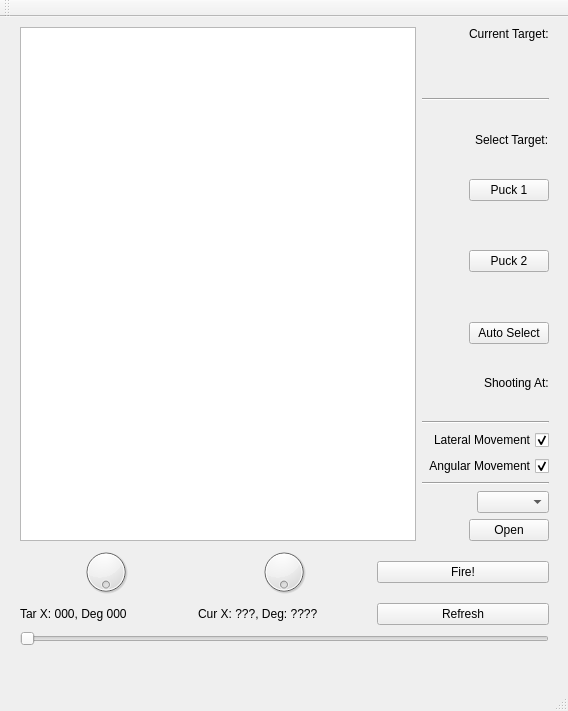
This is gameplay/gameplay/mainwindow.ui in montaguk/crossfire as Qt 5 draws it before an edit. The edited form follows.
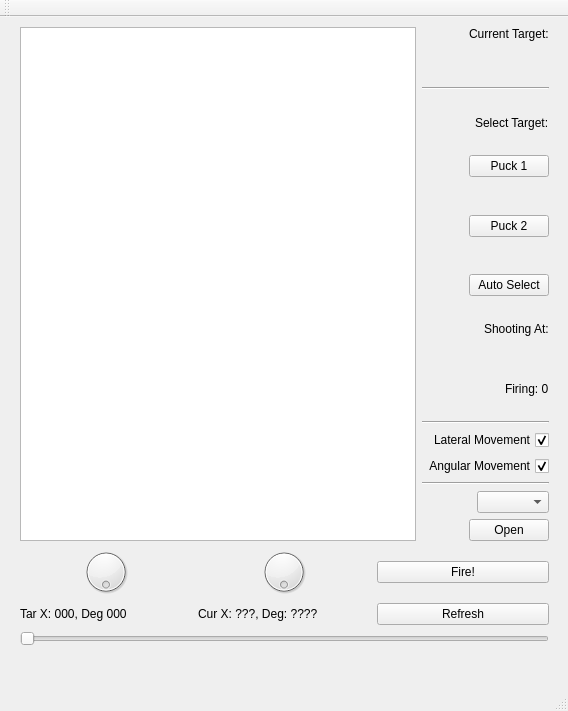
This is the edited form.

Commit message: Firing code has been implemented all the way through the stack.  Still a bit buggy, most likely due to timing issues on the UART POS.

```diff
--- a/gameplay/gameplay/mainwindow.ui
+++ b/gameplay/gameplay/mainwindow.ui
@@ -113,6 +113,16 @@
            </property>
           </widget>
          </item>
+         <item alignment="Qt::AlignLeft">
+          <widget class="QLabel" name="firingLabel">
+           <property name="layoutDirection">
+            <enum>Qt::RightToLeft</enum>
+           </property>
+           <property name="text">
+            <string>Firing: 0</string>
+           </property>
+          </widget>
+         </item>
          <item>
           <widget class="Line" name="line">
            <property name="orientation">
```
The commit also changes 6 other files.
